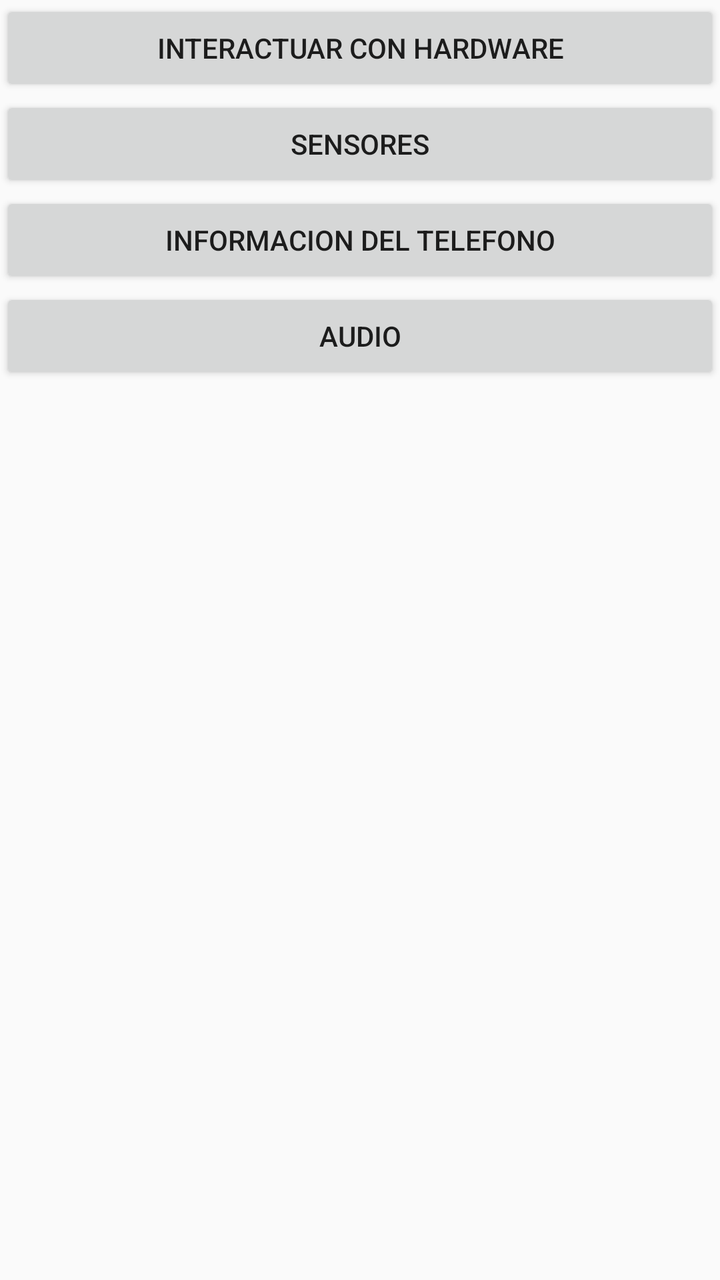
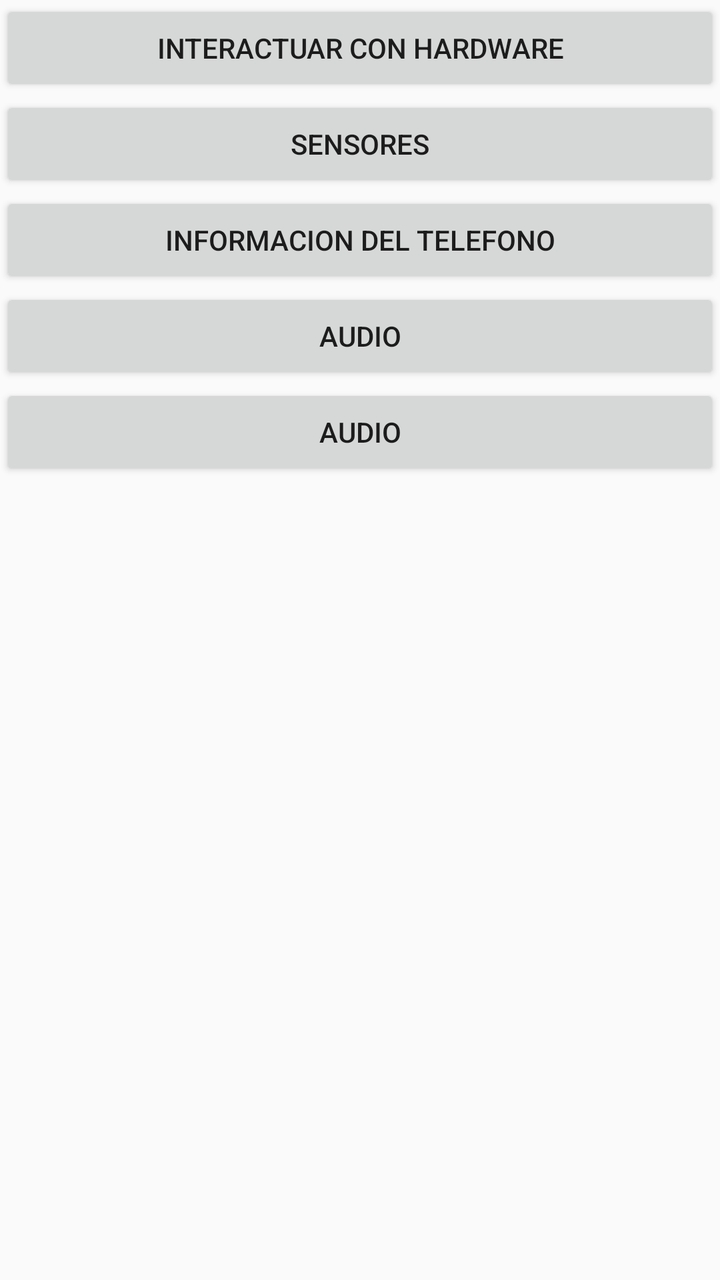

Two renders of the same Android screen: before a commit and after it. Below are the layout's source before the change and the commit's diff.
<!-- AndroidManifest.xml: application theme Theme.SenseApp -->
<!-- res/layout/activity_main.xml -->
<?xml version="1.0" encoding="utf-8"?>
<LinearLayout xmlns:android="http://schemas.android.com/apk/res/android"
    xmlns:app="http://schemas.android.com/apk/res-auto"
    xmlns:tools="http://schemas.android.com/tools"
    android:id="@+id/main"
    android:orientation="vertical"
    android:layout_width="match_parent"
    android:layout_height="match_parent"
    tools:context=".MainActivity">

    <Button
        android:id="@+id/btnHardware"
        android:layout_width="match_parent"
        android:layout_height="wrap_content"
        android:text="Interactuar con Hardware" />

    <Button
        android:id="@+id/btnSensor"
        android:layout_width="match_parent"
        android:layout_height="wrap_content"
        android:text="Sensores" />

    <Button
        android:id="@+id/btnTelephony"
        android:layout_width="match_parent"
        android:layout_height="wrap_content"
        android:text="Informacion del telefono" />

    <Button
        android:id="@+id/btnAudio"
        android:layout_width="match_parent"
        android:layout_height="wrap_content"
        android:text="Audio" />


</LinearLayout>
<!-- resources referenced by this layout -->
<resources>
  <style name="Theme.SenseApp" parent="Theme.AppCompat.Light.NoActionBar" />
</resources>

<!-- the commit's change to res/layout/activity_main.xml (unified diff, before → after) -->
@@ -32,5 +32,11 @@
         android:layout_height="wrap_content"
         android:text="Audio" />
 
+    <Button
+        android:id="@+id/btnWifi"
+        android:layout_width="match_parent"
+        android:layout_height="wrap_content"
+        android:text="Audio" />
+
 
 </LinearLayout>
